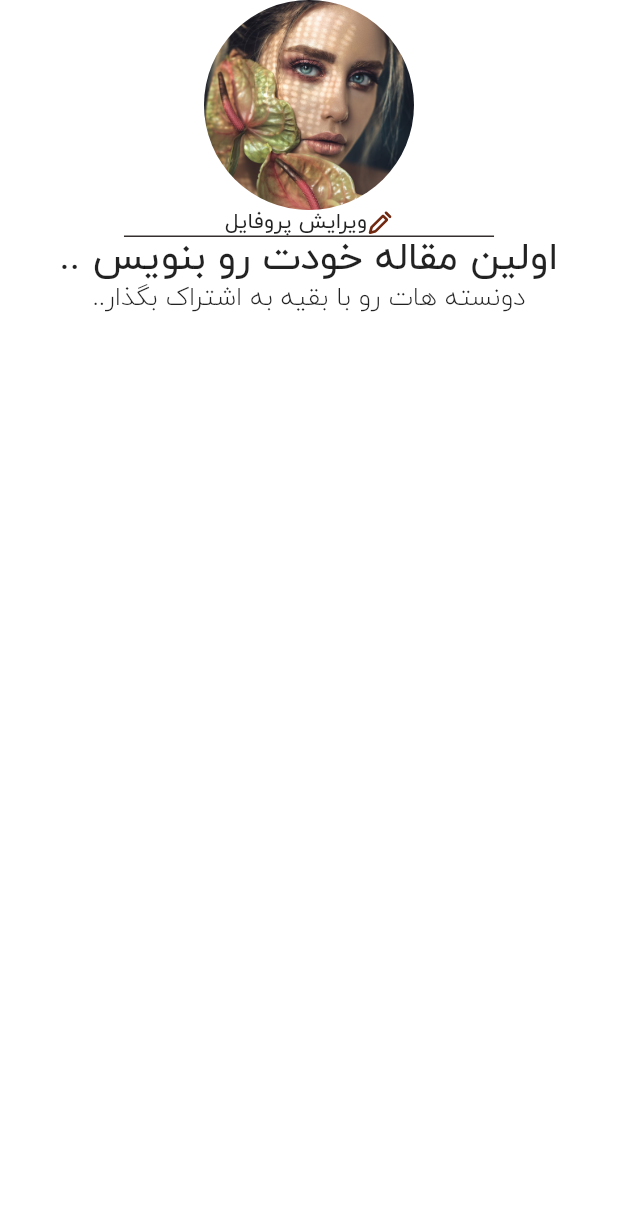
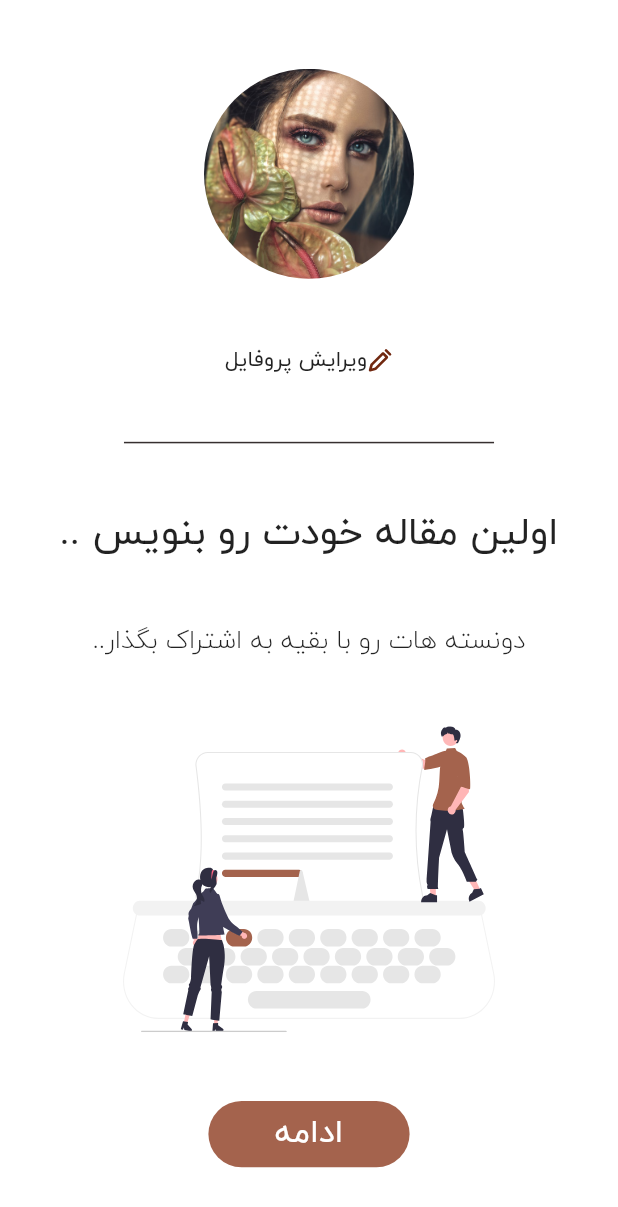
Before and after one commit to OmidHaqi/techno_saz, a Flutter app: the screen it shows after launch, on a phone screen of 412 x 824 dp. Shown: the top 1207 px of the screen. Run offline on Flutter 3.47's test engine with Material 2 defaults, Android fonts, the phone set to English and light mode, and no system bars; our stand-ins replace adaptive_theme, flutter_spinkit, flutter_svg, smooth_page_indicator.

Commit message:
Creating a profile page

```diff
--- a/lib/screens/profile.dart
+++ b/lib/screens/profile.dart
@@ -14,7 +14,7 @@ class ProfilePageOne extends StatelessWidget {
     return SafeArea(
       child: Scaffold(
         body: Center(
-            child: Column(
+            child: Column(mainAxisAlignment: MainAxisAlignment.spaceEvenly,
           children: [
             Container(
               height: 140,
@@ -41,9 +41,9 @@ class ProfilePageOne extends StatelessWidget {
                           : SolidColors.iconColor,
                       BlendMode.srcIn),
                 ),
-                Text(Strings.edit_profile_str,style: TextStyle(
-                    fontWeight: FontWeight.w400,
-                    fontSize: 16)),
+                Text(Strings.edit_profile_str,
+                    style:
+                        TextStyle(fontWeight: FontWeight.w400, fontSize: 16)),
               ],
             ),
             Container(
@@ -65,7 +65,6 @@ class ProfilePageOne extends StatelessWidget {
               style: TextStyle(
                 fontWeight: FontWeight.w400,
                 fontSize: 29,
-
               ),
             ),
             Text(
@@ -73,7 +72,32 @@ class ProfilePageOne extends StatelessWidget {
               style: TextStyle(
                 fontWeight: FontWeight.w200,
                 fontSize: 19,
-
+              ),
+            ),
+            SvgPicture.asset(
+              Address.vc_share_Knowledge_others,
+              fit: BoxFit.fill,
+            ),
+            Container(
+              width: sizeW / 3.071428571428571,
+              height: sizeH/ 18.64,
+              decoration: BoxDecoration(
+                color: AdaptiveTheme.of(context).brightness == Brightness.light
+                            ? SolidColors.primaryColor
+                            : SolidColors.primaryVariantColor,
+                borderRadius: BorderRadius.circular(1000),
+              ),
+              child: Center(
+                child: Text(
+                  textAlign: TextAlign.center,
+                  Strings.countinu_str,
+                  style: TextStyle(
+                      fontWeight: FontWeight.w400,
+                      fontSize: 24,
+                      color:AdaptiveTheme.of(context).brightness == Brightness.light
+                            ? const Color.fromARGB(255, 255, 255, 255)
+                            : SolidColors.textColor),
+                ),
               ),
             ),
           ],
```
Lines whose indentation alone changed are shown as unchanged.
